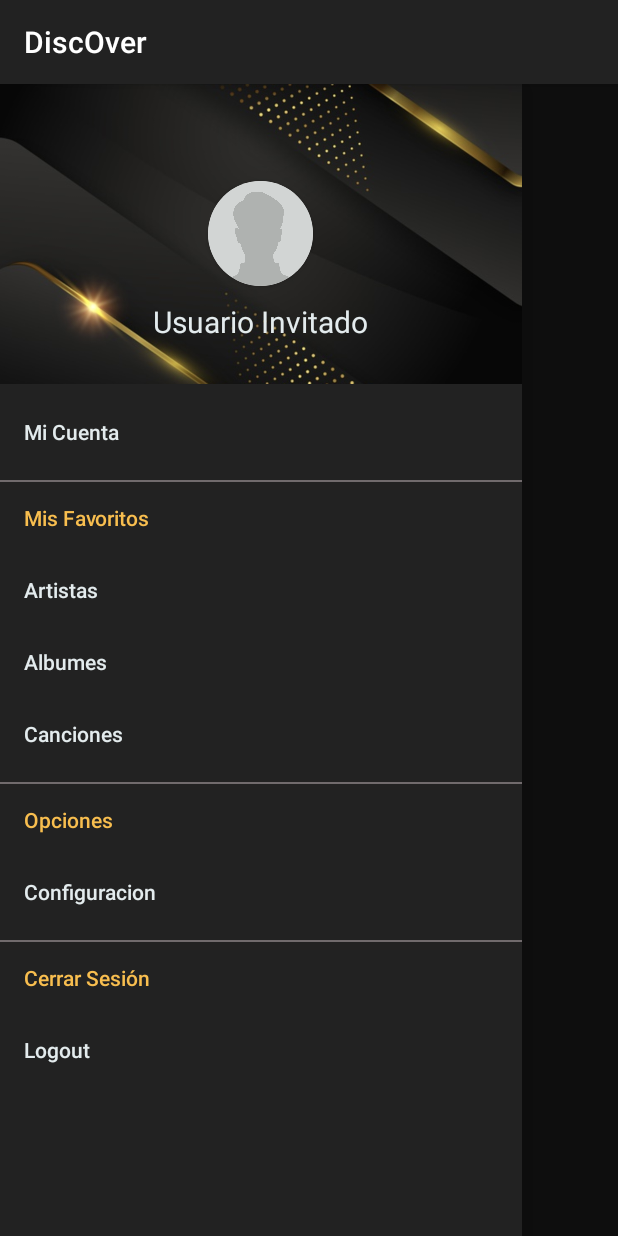
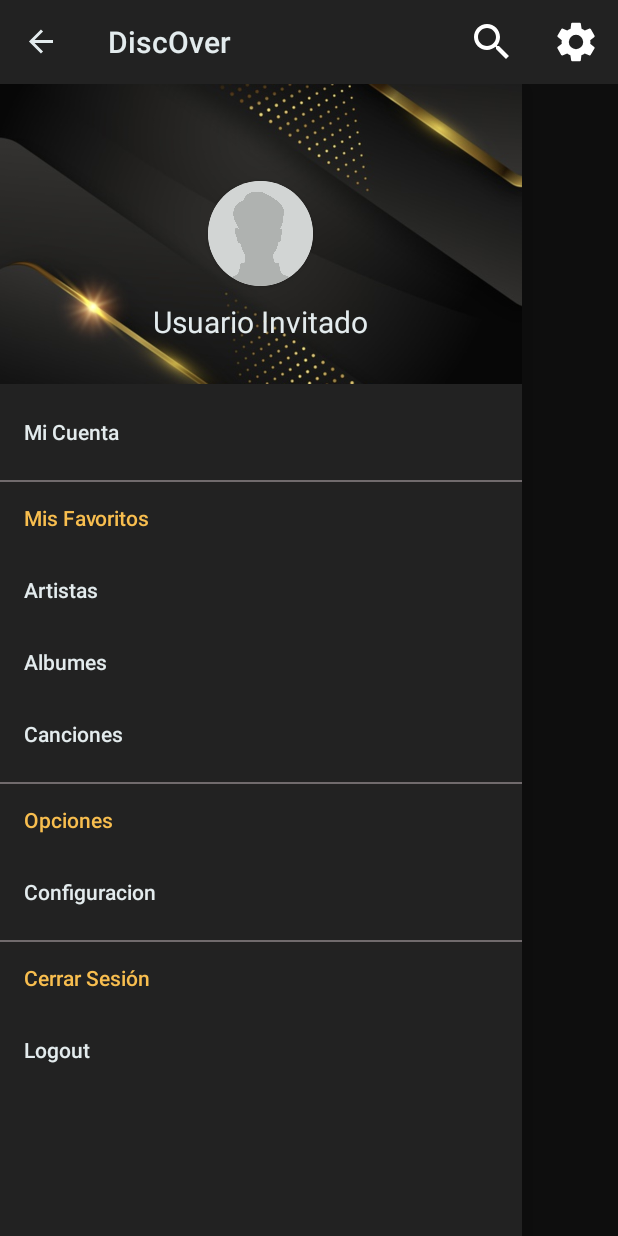
Before and after one commit to sebastianaranda/DiscOverApp, an Android app: the screen it shows after launch (MainActivity), with the side drawer open, on a phone screen of 412 x 824 dp. Run offline under Robolectric (Android 15) with nearby library versions, the light colour scheme and no system bars; pictures from the network do not load.

Commit message:
Add collapse Toolbar and ActionBar with icons

```diff
--- a/app/src/main/java/com/digitalhouse/a0819cpmoacn02armo_01/view/MainActivity.java
+++ b/app/src/main/java/com/digitalhouse/a0819cpmoacn02armo_01/view/MainActivity.java
@@ -1,11 +1,14 @@
 package com.digitalhouse.a0819cpmoacn02armo_01.view;
 
 import androidx.annotation.NonNull;
+import androidx.appcompat.app.ActionBarDrawerToggle;
 import androidx.appcompat.app.AppCompatActivity;
+import androidx.appcompat.widget.Toolbar;
 import androidx.drawerlayout.widget.DrawerLayout;
 import androidx.fragment.app.Fragment;
 import android.content.Intent;
 import android.os.Bundle;
+import android.view.Menu;
 import android.view.MenuItem;
 import android.widget.Toast;
 import com.digitalhouse.a0819cpmoacn02armo_01.R;
@@ -19,16 +22,44 @@ import java.util.List;
 public class MainActivity extends AppCompatActivity implements ArtistsRecyclerFragment.FragmentArtistsListener, GenresRecyclerFragment.GenresFragmentListener, NavigationView.OnNavigationItemSelectedListener {
 
     private DrawerLayout drawerLayout;
+    private Toolbar toolbar;
 
     @Override
     protected void onCreate(Bundle savedInstanceState) {
         super.onCreate(savedInstanceState);
         setContentView(R.layout.activity_main);
-        attachArtistFragment(new ArtistsRecyclerFragment());
-        attachGenreFragment(new GenresRecyclerFragment());
         drawerLayout = findViewById(R.id.mainActivity_drawerLayout);
         NavigationView navigationView = findViewById(R.id.mainActivity_navigationView);
         navigationView.setNavigationItemSelectedListener(this);
+        toolbar = findViewById(R.id.toolbar_MainActivity);
+        setSupportActionBar(toolbar);
+        ActionBarDrawerToggle toggle = new ActionBarDrawerToggle(this,drawerLayout,toolbar,R.string.txt_drawer_open,R.string.txt_drawer_close);
+        drawerLayout.addDrawerListener(toggle);
+        toggle.syncState();
+        attachArtistFragment(new ArtistsRecyclerFragment());
+        attachGenreFragment(new GenresRecyclerFragment());
+    }
+
+    @Override
+    public boolean onCreateOptionsMenu(Menu menu) {
+        getMenuInflater().inflate(R.menu.toolbar_menu,menu);
+        return true;
+    }
+
+    @Override
+    public boolean onOptionsItemSelected(@NonNull MenuItem item) {
+        int itemMenuSelected = item.getItemId();
+        switch (itemMenuSelected){
+            case R.id.toolbar_menu_search:
+                //TODO: modificar esta linea una vez definido el metodo de search
+                Toast.makeText(this, "Seleccionaste la opcion para search", Toast.LENGTH_SHORT).show();
+                break;
+            case R.id.toolbar_menu_settings:
+                //TODO: modificar esta linea una vez definido el metodo de settings
+                Toast.makeText(this, "Seleccionaste la opcion de settings", Toast.LENGTH_SHORT).show();
+                break;
+        }
+        return true;
     }
 
     private void attachArtistFragment(Fragment fragment) {
--- /dev/null
+++ b/app/src/main/res/drawable/ic_arrow_back_white_64dp.xml
@@ -0,0 +1,5 @@
+<vector android:height="64dp" android:tint="#FFFFFF"
+    android:viewportHeight="24.0" android:viewportWidth="24.0"
+    android:width="64dp" xmlns:android="http://schemas.android.com/apk/res/android">
+    <path android:fillColor="#FF000000" android:pathData="M20,11H7.83l5.59,-5.59L12,4l-8,8 8,8 1.41,-1.41L7.83,13H20v-2z"/>
+</vector>
--- /dev/null
+++ b/app/src/main/res/drawable/ic_search_white_64dp.xml
@@ -0,0 +1,5 @@
+<vector android:height="64dp" android:tint="#FFFFFF"
+    android:viewportHeight="24.0" android:viewportWidth="24.0"
+    android:width="64dp" xmlns:android="http://schemas.android.com/apk/res/android">
+    <path android:fillColor="#FF000000" android:pathData="M15.5,14h-0.79l-0.28,-0.27C15.41,12.59 16,11.11 16,9.5 16,5.91 13.09,3 9.5,3S3,5.91 3,9.5 5.91,16 9.5,16c1.61,0 3.09,-0.59 4.23,-1.57l0.27,0.28v0.79l5,4.99L20.49,19l-4.99,-5zM9.5,14C7.01,14 5,11.99 5,9.5S7.01,5 9.5,5 14,7.01 14,9.5 11.99,14 9.5,14z"/>
+</vector>
--- /dev/null
+++ b/app/src/main/res/drawable/ic_settings_white_64dp.xml
@@ -0,0 +1,5 @@
+<vector android:height="64dp" android:tint="#FFFFFF"
+    android:viewportHeight="24" android:viewportWidth="24"
+    android:width="64dp" xmlns:android="http://schemas.android.com/apk/res/android">
+    <path android:fillColor="#FF000000" android:pathData="M19.1,12.9a2.8,2.8 0,0 0,0.1 -0.9,2.8 2.8,0 0,0 -0.1,-0.9l2.1,-1.6a0.7,0.7 0,0 0,0.1 -0.6L19.4,5.5a0.7,0.7 0,0 0,-0.6 -0.2l-2.4,1a6.5,6.5 0,0 0,-1.6 -0.9l-0.4,-2.6a0.5,0.5 0,0 0,-0.5 -0.4H10.1a0.5,0.5 0,0 0,-0.5 0.4L9.3,5.4a5.6,5.6 0,0 0,-1.7 0.9l-2.4,-1a0.4,0.4 0,0 0,-0.5 0.2l-2,3.4c-0.1,0.2 0,0.4 0.2,0.6l2,1.6a2.8,2.8 0,0 0,-0.1 0.9,2.8 2.8,0 0,0 0.1,0.9L2.8,14.5a0.7,0.7 0,0 0,-0.1 0.6l1.9,3.4a0.7,0.7 0,0 0,0.6 0.2l2.4,-1a6.5,6.5 0,0 0,1.6 0.9l0.4,2.6a0.5,0.5 0,0 0,0.5 0.4h3.8a0.5,0.5 0,0 0,0.5 -0.4l0.3,-2.6a5.6,5.6 0,0 0,1.7 -0.9l2.4,1a0.4,0.4 0,0 0,0.5 -0.2l2,-3.4c0.1,-0.2 0,-0.4 -0.2,-0.6ZM12,15.6A3.6,3.6 0,1 1,15.6 12,3.6 3.6,0 0,1 12,15.6Z"/>
+</vector>
--- a/app/src/main/res/layout/activity_genre_view_pager.xml
+++ b/app/src/main/res/layout/activity_genre_view_pager.xml
@@ -7,6 +7,10 @@
     android:orientation="vertical"
     android:background="@color/colorPrimary"
     tools:context=".view.GenreViewPagerActivity">
+
+    <include
+        android:id="@+id/toolbar_genre_viewpager_activity"
+        layout="@layout/toolbar" />
 
     <androidx.viewpager.widget.ViewPager
         android:id="@+id/genre_viewpager"
--- a/app/src/main/res/layout/activity_main.xml
+++ b/app/src/main/res/layout/activity_main.xml
@@ -1,43 +1,52 @@
 <?xml version="1.0" encoding="utf-8"?>
-<androidx.drawerlayout.widget.DrawerLayout
-    xmlns:android="http://schemas.android.com/apk/res/android"
+<FrameLayout xmlns:android="http://schemas.android.com/apk/res/android"
+    xmlns:app="http://schemas.android.com/apk/res-auto"
     xmlns:tools="http://schemas.android.com/tools"
     android:layout_width="match_parent"
     android:layout_height="match_parent"
-    xmlns:app="http://schemas.android.com/apk/res-auto"
-    android:orientation="vertical"
-    tools:context=".view.MainActivity"
-    android:background="@color/colorPrimary"
-    android:id="@+id/mainActivity_drawerLayout">
+    tools:context=".view.MainActivity">
+
+    <include
+        android:id="@+id/toolbar_MainActivity"
+        layout="@layout/toolbar" />
+
+    <androidx.drawerlayout.widget.DrawerLayout
+        android:id="@+id/mainActivity_drawerLayout"
+        android:layout_width="match_parent"
+        android:layout_height="match_parent"
+        android:layout_marginTop="?actionBarSize"
+        android:background="@color/colorPrimary">
 
         <LinearLayout
             android:layout_width="match_parent"
             android:layout_height="match_parent"
             android:orientation="vertical">
+
             <FrameLayout
                 android:id="@+id/genre_fragment_container"
                 android:layout_width="match_parent"
                 android:layout_height="0dp"
-            android:layout_weight="3">
-        </FrameLayout>
+                android:layout_weight="3" />
 
             <FrameLayout
+                android:id="@+id/artist_fragment_container"
                 android:layout_width="match_parent"
                 android:layout_height="0dp"
-            android:layout_weight="7"
-            android:id="@+id/artist_fragment_container"/>
+                android:layout_weight="7" />
+
         </LinearLayout>
 
         <com.google.android.material.navigation.NavigationView
             android:id="@+id/mainActivity_navigationView"
-        app:menu="@menu/main_menu"
-        app:headerLayout="@layout/header_navigation"
             android:layout_width="match_parent"
             android:layout_height="match_parent"
             android:layout_gravity="start"
             android:background="@color/colorPrimary"
+            android:theme="@style/NavigationView"
+            app:headerLayout="@layout/header_navigation"
             app:itemTextColor="@color/colorWhite"
-        android:theme="@style/NavigationView">
-    </com.google.android.material.navigation.NavigationView>
+            app:menu="@menu/main_menu" />
 
     </androidx.drawerlayout.widget.DrawerLayout>
+
+</FrameLayout>
--- /dev/null
+++ b/app/src/main/res/layout/toolbar.xml
@@ -0,0 +1,9 @@
+<?xml version="1.0" encoding="utf-8"?>
+<androidx.appcompat.widget.Toolbar xmlns:android="http://schemas.android.com/apk/res/android"
+    xmlns:app="http://schemas.android.com/apk/res-auto"
+    android:id="@+id/custom_toolbar"
+    android:layout_width="match_parent"
+    android:layout_height="?actionBarSize"
+    android:background="@color/colorPrimary"
+    app:titleTextColor="@color/colorWhite">
+</androidx.appcompat.widget.Toolbar>
--- /dev/null
+++ b/app/src/main/res/menu/toolbar_menu.xml
@@ -0,0 +1,18 @@
+<?xml version="1.0" encoding="utf-8"?>
+<menu
+    xmlns:android="http://schemas.android.com/apk/res/android"
+    xmlns:app="http://schemas.android.com/apk/res-auto">
+    <item
+        android:id="@+id/toolbar_menu_search"
+        android:title="Search"
+        android:icon="@drawable/ic_search_white_64dp"
+        app:showAsAction="ifRoom"
+        android:orderInCategory="1"/>
+
+    <item
+        android:id="@+id/toolbar_menu_settings"
+        android:title="Settings"
+        android:icon="@drawable/ic_settings_white_64dp"
+        app:showAsAction="ifRoom"
+        android:orderInCategory="2" />
+</menu>
--- a/app/src/main/res/values/strings.xml
+++ b/app/src/main/res/values/strings.xml
@@ -17,5 +17,9 @@
     <string name="txt_drawer_section_login">Cerrar Sesión</string>
     <string name="txt_drawer_logout">Logout</string>
     <string name="txt_drawer_guest">Usuario Invitado</string>
+    <string name="txt_drawer_open">Abrir menu lateral</string>
+    <string name="txt_drawer_close">Cerrar menu lateral</string>
 
+    <!--    DRAWER-->
+    <string name="title_genre_viewpager_activity">Generos</string>
 </resources>
--- a/app/src/main/res/values/styles.xml
+++ b/app/src/main/res/values/styles.xml
@@ -1,10 +1,13 @@
 <resources>
     <!-- Base application theme. -->
-    <style name="AppTheme" parent="Theme.AppCompat.Light.DarkActionBar">
+    <style name="AppTheme" parent="Theme.AppCompat.Light.NoActionBar">
         <item name="colorPrimary">@color/colorPrimary</item>
         <item name="colorPrimaryDark">@color/colorSecondary</item>
         <item name="colorAccent">@color/colorAccent</item>
         <item name="android:listDivider">@color/colorWhite</item>
+        <item name="android:titleTextColor">@color/colorWhite</item>
+        <item name="drawerArrowStyle">@style/DrawerArrowStyle</item>
+        <item name="colorControlNormal">@color/colorWhite</item>
     </style>
 
     <style name="artistProfileTheme" parent="Theme.AppCompat.Light.NoActionBar">
@@ -19,4 +22,9 @@
         <item name="android:listDivider">@color/colorSecondary</item>
         <item name="android:textColorSecondary">@color/colorAccent</item>
     </style>
+
+    <style name="DrawerArrowStyle" parent="@style/Widget.AppCompat.DrawerArrowToggle">
+        <item name="spinBars">true</item>
+        <item name="color">@color/colorWhite</item>
+    </style>
 </resources>
```
Also changed, not shown: app/src/main/AndroidManifest.xml (+12 -9 lines), app/src/main/java/com/digitalhouse/a0819cpmoacn02armo_01/model/Genre.java (+10 -1 lines), app/src/main/java/com/digitalhouse/a0819cpmoacn02armo_01/view/GenreViewPagerActivity.java (+12 -3 lines), app/src/main/java/com/digitalhouse/a0819cpmoacn02armo_01/view/GenreViewPagerFragment.java (+4 -4 lines), app/src/main/res/drawable/img_genres_error_placeholder.jpg (added). Lines whose indentation alone changed are shown as unchanged.
